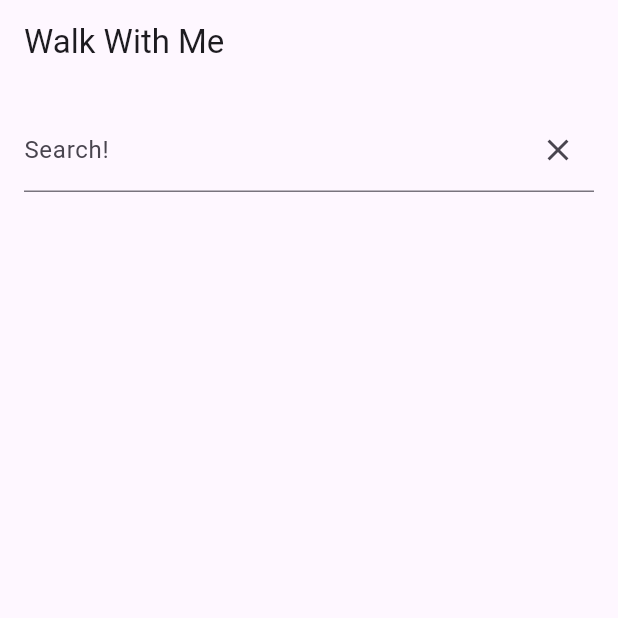
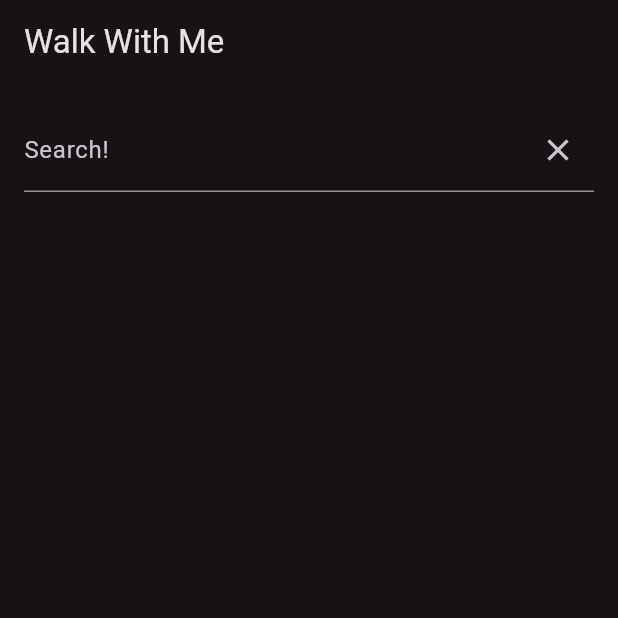
Before and after one commit to RahatIbnRafiq/wwm, a Flutter app: the screen it shows after launch, on a phone screen of 412 x 824 dp, the top half of it. Run offline on Flutter 3.47's test engine with Material 3 defaults, Android fonts, the phone set to English and light mode, and no system bars.

Commit message:
Added theme to the app

```diff
--- a/lib/main.dart
+++ b/lib/main.dart
@@ -1,5 +1,6 @@
 import 'package:flutter/material.dart';
 import 'homepage.dart';
+import 'theme.dart';
 
 void main() {
   runApp(const MyApp());
@@ -13,9 +14,7 @@ class MyApp extends StatelessWidget {
   Widget build(BuildContext context) {
     return MaterialApp(
       title: 'Walk With Me',
-      theme: ThemeData(
-        primarySwatch: Colors.blue,
-      ),
+      theme: myTheme,
       home: const Homepage(),
     );
   }
--- /dev/null
+++ b/lib/theme.dart
@@ -0,0 +1,15 @@
+import 'package:flutter/material.dart';
+
+final ThemeData myTheme = ThemeData(
+  useMaterial3: true,
+  colorScheme: ColorScheme.fromSeed(
+    seedColor: Colors.purple,
+    brightness: Brightness.dark,
+  ),
+  textTheme: const TextTheme(
+    displayLarge: TextStyle(
+      fontSize: 72,
+      fontWeight: FontWeight.bold,
+    ),
+  ),
+);
```
